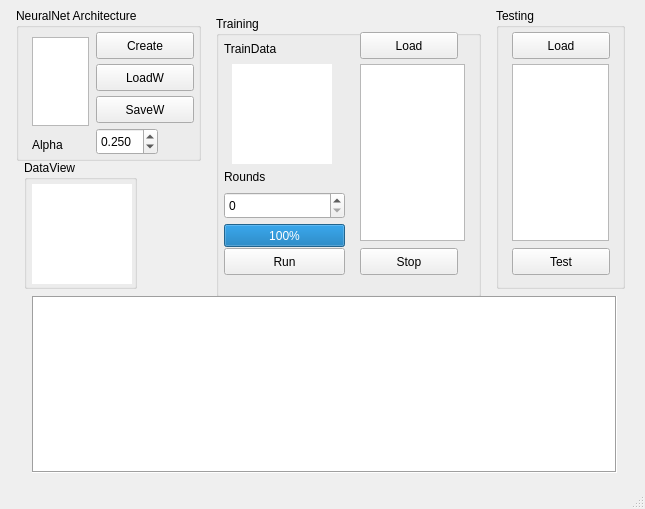
First picture: the form in NeuralNet/mainwindow.ui, repository mhozza/seminarNN, before the edit.
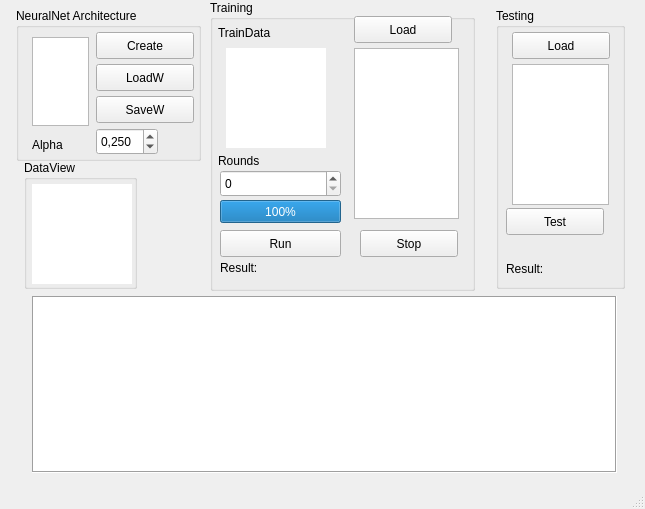
Second picture: the form after the edit.

Diff of the .ui file:
```diff
--- a/NeuralNet/mainwindow.ui
+++ b/NeuralNet/mainwindow.ui
@@ -74,6 +74,17 @@
        <height>27</height>
       </rect>
      </property>
+     <property name="font">
+      <font>
+       <family>Ubuntu</family>
+       <weight>50</weight>
+       <italic>false</italic>
+       <bold>false</bold>
+      </font>
+     </property>
+     <property name="locale">
+      <locale language="Slovak" country="Slovakia"/>
+     </property>
      <property name="decimals">
       <number>3</number>
      </property>
@@ -111,10 +122,10 @@
    <widget class="QGroupBox" name="groupBox_3">
     <property name="geometry">
      <rect>
-      <x>216</x>
-      <y>16</y>
+      <x>210</x>
+      <y>0</y>
       <width>265</width>
-      <height>281</height>
+      <height>291</height>
      </rect>
     </property>
     <property name="title">
@@ -123,12 +134,20 @@
     <widget class="QSpinBox" name="roundsSB">
      <property name="geometry">
       <rect>
-       <x>8</x>
-       <y>176</y>
+       <x>10</x>
+       <y>170</y>
        <width>121</width>
        <height>27</height>
       </rect>
      </property>
+     <property name="font">
+      <font>
+       <family>Ubuntu</family>
+      </font>
+     </property>
+     <property name="locale">
+      <locale language="Slovak" country="Slovakia"/>
+     </property>
      <property name="maximum">
       <number>10000</number>
      </property>
@@ -152,8 +171,8 @@
     <widget class="QPushButton" name="runPB">
      <property name="geometry">
       <rect>
-       <x>8</x>
-       <y>232</y>
+       <x>10</x>
+       <y>230</y>
        <width>121</width>
        <height>27</height>
       </rect>
@@ -215,8 +234,8 @@
     <widget class="QProgressBar" name="progressBar">
      <property name="geometry">
       <rect>
-       <x>8</x>
-       <y>208</y>
+       <x>10</x>
+       <y>200</y>
        <width>121</width>
        <height>23</height>
       </rect>
@@ -231,15 +250,15 @@
        <x>144</x>
        <y>48</y>
        <width>105</width>
-       <height>177</height>
+       <height>171</height>
       </rect>
      </property>
     </widget>
     <widget class="QPushButton" name="stopPB">
      <property name="geometry">
       <rect>
-       <x>144</x>
-       <y>232</y>
+       <x>150</x>
+       <y>230</y>
        <width>98</width>
        <height>27</height>
       </rect>
@@ -248,6 +267,19 @@
       <string>Stop</string>
      </property>
     </widget>
+    <widget class="QLabel" name="trainResLbl">
+     <property name="geometry">
+      <rect>
+       <x>10</x>
+       <y>260</y>
+       <width>231</width>
+       <height>16</height>
+      </rect>
+     </property>
+     <property name="text">
+      <string>Result: </string>
+     </property>
+    </widget>
    </widget>
    <widget class="QGroupBox" name="groupBox_4">
     <property name="geometry">
@@ -277,8 +309,8 @@
     <widget class="QPushButton" name="pushButton_5">
      <property name="geometry">
       <rect>
-       <x>16</x>
-       <y>240</y>
+       <x>10</x>
+       <y>200</y>
        <width>98</width>
        <height>27</height>
       </rect>
@@ -293,10 +325,23 @@
        <x>16</x>
        <y>56</y>
        <width>97</width>
-       <height>177</height>
+       <height>141</height>
       </rect>
      </property>
     </widget>
+    <widget class="QLabel" name="testResLbl">
+     <property name="geometry">
+      <rect>
+       <x>10</x>
+       <y>245</y>
+       <width>101</width>
+       <height>31</height>
+      </rect>
+     </property>
+     <property name="text">
+      <string>Result: </string>
+     </property>
+    </widget>
    </widget>
    <widget class="QGroupBox" name="groupBox">
     <property name="geometry">
```
Left out of the diff: 2 changed lines with no effect on the pictures.
